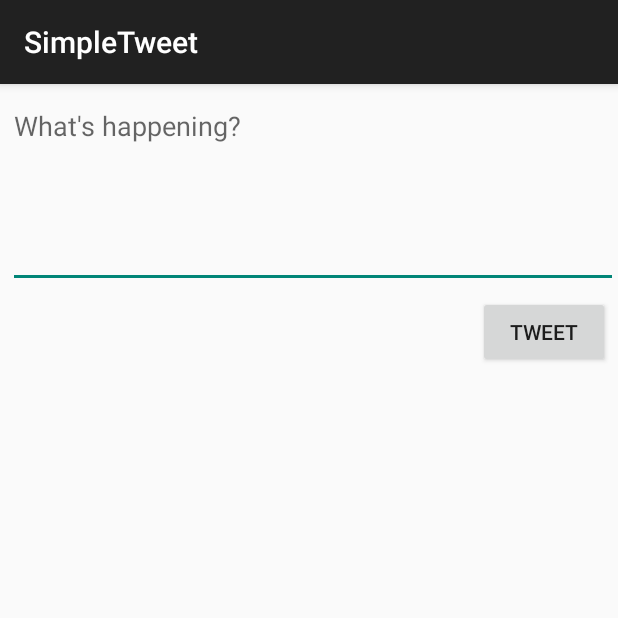
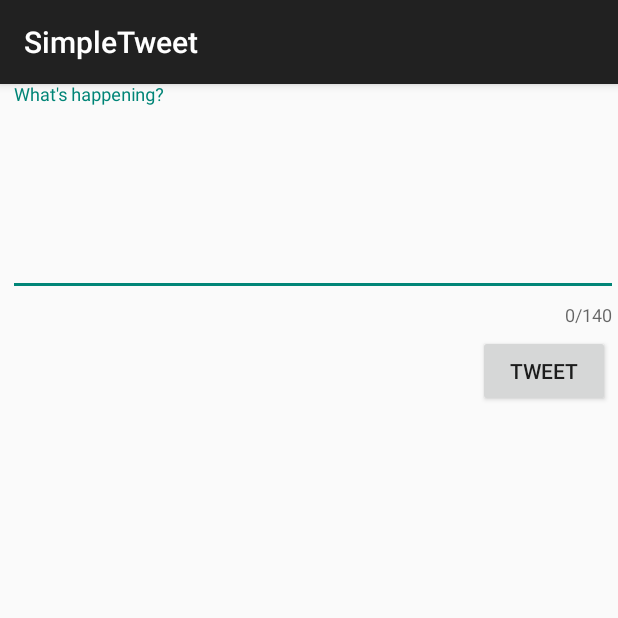
Before and after one commit to Taylor-Girard/Twitter, an Android app: the ComposeActivity screen opened directly, with no data from a screen before it, on a phone screen of 412 x 824 dp, the top half of it. Run offline under Robolectric (Android 15) with nearby library versions, the phone set to English and light mode, and no system bars; our stand-ins replace Room's generated code; libraries missing offline, so code that uses them is left out: com.codepath.asynchttpclient, com.facebook.stetho, org.parceler; 1 statement that could not run was skipped.

Commit message:
Character counter added when tweet is being written

```diff
--- a/app/src/main/res/layout/activity_compose.xml
+++ b/app/src/main/res/layout/activity_compose.xml
@@ -8,6 +8,13 @@
     android:layout_width="match_parent"
     android:layout_height="match_parent"
     tools:context=".ComposeActivity">
+
+    <com.google.android.material.textfield.TextInputLayout
+        android:id="@+id/textContainer"
+        android:layout_width="match_parent"
+        android:layout_height="wrap_content"
+        app:counterEnabled="true"
+        app:counterMaxLength="140">
 
         <EditText
             android:id="@+id/etCompose"
@@ -21,15 +28,20 @@
             android:gravity="start|top"
             android:hint="What's happening?"
             android:inputType="textMultiLine"
-        android:minLines="5" />
+            android:minLines="5"
+            />
+
+
+    </com.google.android.material.textfield.TextInputLayout>
 
     <Button
         android:id="@+id/btnTweet"
         android:layout_width="wrap_content"
         android:layout_height="wrap_content"
-        android:layout_below="@+id/etCompose"
+        android:layout_below="@+id/textContainer"
         android:layout_alignParentEnd="true"
         android:layout_marginTop="5dp"
         android:layout_marginEnd="5dp"
-        android:text="@string/tweet" />
+        android:text="@string/tweet"
+        tools:ignore="NotSibling" />
 </RelativeLayout>
```
Lines whose indentation alone changed are shown as unchanged.
